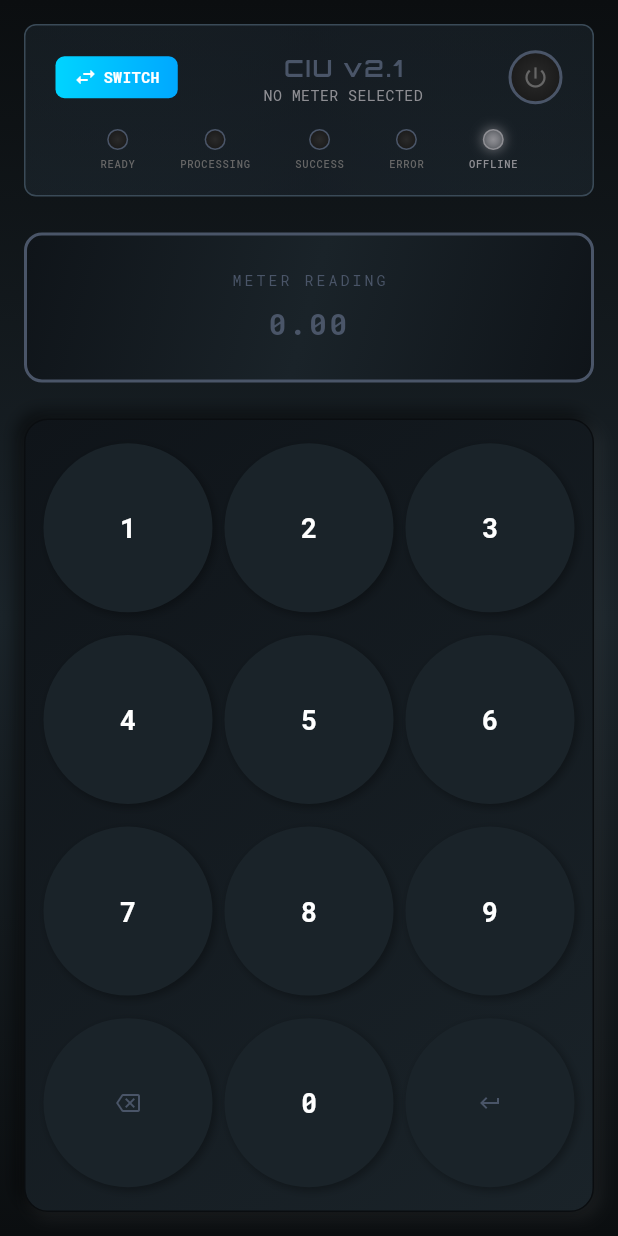
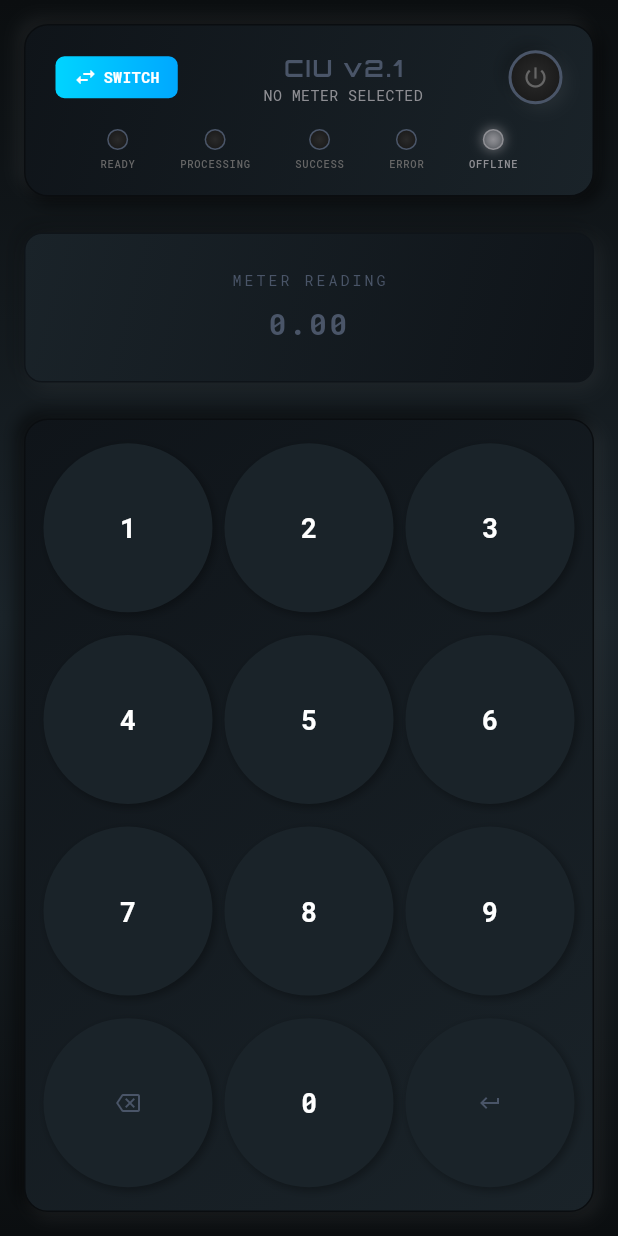
Before and after one commit to benkigera/ciu, a Flutter app: the screen it shows after launch, on a phone screen of 412 x 824 dp. Run offline on Flutter 3.47's test engine with Material 3 defaults, Android fonts, the phone set to English and light mode, and no system bars; our stand-ins replace flutter_riverpod, freezed_annotation, google_fonts, hive, hive_flutter, riverpod_annotation; missing offline and left inert: mqtt_client; accounts and stored records are empty; generated files the repository leaves out were written again.

Commit message:
feat: Implement Neumorphic UI for MainPanel, CiuHeader, and PowerIndicator
This commit introduces neumorphic design elements to several key UI components, enhancing the visual appeal and consistency of the application.

Key changes include:
- **MainPanel:** Refactored to display a sunken (embedded) neumorphic effect, with subtle inner shadows and highlights to create depth. The border color has also been adjusted for better integration with the sunken appearance.
- **CiuHeader:** Extracted into its own modular widget () and styled with a protruding (raised) neumorphic effect, similar to the Keypad, for visual hierarchy.
- **PowerIndicator:** Updated to feature a base sunken neumorphic effect, with the existing pulsing glow layered on top when the power is active. This ensures a consistent sunken appearance even when the power is off.

These changes aim to create a more modern and tactile user interface.

```diff
--- /dev/null
+++ b/lib/components/ciu_header.dart
@@ -0,0 +1,135 @@
+import 'package:flutter/material.dart';
+import 'package:google_fonts/google_fonts.dart';
+import 'package:flutter_riverpod/flutter_riverpod.dart';
+import 'package:pawane_ciu/components/power_indicator.dart';
+import 'package:pawane_ciu/components/status_indicators.dart';
+import 'package:pawane_ciu/providers/ciu_screen_notifier.dart';
+import 'package:pawane_ciu/state/ciu_screen_state.dart';
+import 'package:pawane_ciu/utils/app_colors.dart';
+import 'package:pawane_ciu/components/meter_selection_sheet.dart'; // Import for _showMeterSelection
+
+class CiuHeader extends ConsumerWidget {
+  final Animation<double> pulseAnimation;
+  final Function(CiuScreenState, CiuScreenNotifier) showMeterSelection;
+
+  const CiuHeader({
+    super.key,
+    required this.pulseAnimation,
+    required this.showMeterSelection,
+  });
+
+  @override
+  Widget build(BuildContext context, WidgetRef ref) {
+    final ciuState = ref.watch(ciuScreenNotifierProvider);
+    final ciuNotifier = ref.read(ciuScreenNotifierProvider.notifier);
+
+    return Container(
+      padding: const EdgeInsets.symmetric(vertical: 16, horizontal: 20),
+      decoration: BoxDecoration(
+        gradient: const LinearGradient(
+          begin: Alignment.topLeft,
+          end: Alignment.bottomRight,
+          colors: [Color(0xFF0F1419), Color(0xFF1A2329)], // Similar to Keypad background
+        ),
+        borderRadius: BorderRadius.circular(16), // Slightly larger radius
+        border: Border.all(color: const Color(0xFF0A0D10), width: 1),
+        boxShadow: [
+          BoxShadow(
+            color: Colors.black.withOpacity(0.5), // Dark shadow for bottom-right
+            offset: const Offset(4, 4),
+            blurRadius: 8,
+            spreadRadius: 1,
+          ),
+          BoxShadow(
+            color: Colors.white.withOpacity(0.05), // Light highlight for top-left
+            offset: const Offset(-4, -4),
+            blurRadius: 8,
+            spreadRadius: 1,
+          ),
+        ],
+      ),
+      child: Column(
+        children: [
+          Row(
+            mainAxisAlignment: MainAxisAlignment.spaceBetween,
+            children: [
+              GestureDetector(
+                onTap: () => showMeterSelection(ciuState, ciuNotifier),
+                child: Container(
+                  padding: const EdgeInsets.symmetric(
+                    horizontal: 12,
+                    vertical: 6,
+                  ),
+                  decoration: BoxDecoration(
+                    gradient: const LinearGradient(
+                      colors: [
+                        AppColors.primaryColor,
+                        AppColors.secondaryColor,
+                      ],
+                    ),
+                    borderRadius: BorderRadius.circular(6),
+                  ),
+                  child: Row(
+                    mainAxisSize: MainAxisSize.min,
+                    children: [
+                      const Icon(
+                        Icons.swap_horiz,
+                        color: AppColors.textColorPrimary,
+                        size: 16,
+                      ),
+                      const SizedBox(width: 4),
+                      Text(
+                        'SWITCH',
+                        style: GoogleFonts.robotoMono(
+                          fontSize: 10,
+                          fontWeight: FontWeight.bold,
+                          color: AppColors.textColorPrimary,
+                        ),
+                      ),
+                    ],
+                  ),
+                ),
+              ),
+              Column(
+                children: [
+                  Text(
+                    'CIU v2.1',
+                    style: GoogleFonts.orbitron(
+                      fontSize: 16,
+                      fontWeight: FontWeight.bold,
+                      color:
+                          ciuState.isPowerOn
+                              ? AppColors.primaryColor
+                              : AppColors.textColorDisabled,
+                      letterSpacing: 1.2,
+                    ),
+                  ),
+                  Text(
+                    ciuNotifier.currentMeter.serialNumber,
+                    style: GoogleFonts.robotoMono(
+                      fontSize: 10,
+                      color: AppColors.textColorSecondary,
+                    ),
+                  ),
+                ],
+              ),
+              PowerIndicator(
+                pulseAnimation: pulseAnimation,
+                isPowerOn: ciuState.isPowerOn,
+                togglePower: ciuNotifier.togglePower,
+              ),
+            ],
+          ),
+          const SizedBox(height: 16),
+          StatusIndicators(
+            status: ciuState.status,
+            isPowerOn: ciuState.isPowerOn,
+            isMqttConnected: ciuState.isMqttConnected,
+            subscribedTopics: ciuState.subscribedTopics,
+            currentMeterSerialNumber: ciuNotifier.currentMeter.serialNumber,
+          ),
+        ],
+      ),
+    );
+  }
+}
--- a/lib/components/main_panel.dart
+++ b/lib/components/main_panel.dart
@@ -30,7 +30,8 @@ class _MainPanelState extends ConsumerState<MainPanel> {
       case Status.offline:
         return AppColors.textColorSecondary;
       case Status.connected:
-        return AppColors.successColor; // Or another suitable color for connected status
+        return AppColors
+            .successColor; // Or another suitable color for connected status
     }
   }
 
@@ -42,35 +43,35 @@ class _MainPanelState extends ConsumerState<MainPanel> {
       width: double.infinity,
       height: 100,
       decoration: BoxDecoration(
-        gradient: LinearGradient(
+        gradient: const LinearGradient(
           begin: Alignment.topLeft,
           end: Alignment.bottomRight,
           colors: [
-            AppColors.surfaceColor1,
-            AppColors.surfaceColor2,
-            AppColors.surfaceColor1,
-          ],
+            Color(0xFF1A2329),
+            Color(0xFF0F1419),
+          ], // Darker colors for sunken effect
         ),
         borderRadius: BorderRadius.circular(12),
         border: Border.all(
-          color:
-              ciuState.isPowerOn
-                  ? AppColors.primaryColor.withOpacity(0.3)
-                  : AppColors.textColorDisabled,
-          width: 2,
-        ),
-        boxShadow:
-            ciuState.isPowerOn
-                ? [
-                  BoxShadow(
-                    color: AppColors.primaryColor.withOpacity(0.1),
-                    blurRadius: 15,
-                    spreadRadius: 2,
-                  ),
-                ]
-                : [],
-      ),
-      child: Stack(
+          color: AppColors.surfaceColor1,
+          width: 1,
+        ), // Darker border, blending with background
+        boxShadow: [
+          BoxShadow(
+            color: Colors.black.withOpacity(0.2), // Dark shadow for top-left (inner illusion)
+            offset: const Offset(-4, -4),
+            blurRadius: 10,
+            spreadRadius: 0,
+          ),
+          BoxShadow(
+            color: Colors.white.withOpacity(0.05), // Light highlight for bottom-right (inner illusion)
+            offset: const Offset(4, 4),
+            blurRadius: 10,
+            spreadRadius: 0,
+          ),
+        ],
+      ), // End of BoxDecoration
+      child: Stack( // This is the child of the Container
         children: [
           if (ciuState.status == Status.processing)
             AnimatedBuilder(
--- a/lib/components/power_indicator.dart
+++ b/lib/components/power_indicator.dart
@@ -39,16 +39,28 @@ class PowerIndicator extends StatelessWidget {
                   isPowerOn ? AppColors.successColor : AppColors.textColorDisabled,
               width: 2,
             ),
-            boxShadow:
-                isPowerOn
-                    ? [
-                        BoxShadow(
-                          color: AppColors.successColor.withOpacity(pulseAnimation.value * 0.5),
-                          blurRadius: 12,
-                          spreadRadius: 1,
-                        ),
-                      ]
-                    : [],
+            boxShadow: [
+              // Sunken effect shadows (always present)
+              BoxShadow(
+                color: Colors.black.withOpacity(0.2), // Dark shadow for top-left (inner illusion)
+                offset: const Offset(-4, -4),
+                blurRadius: 8,
+                spreadRadius: 0,
+              ),
+              BoxShadow(
+                color: Colors.white.withOpacity(0.05), // Light highlight for bottom-right (inner illusion)
+                offset: const Offset(4, 4),
+                blurRadius: 8,
+                spreadRadius: 0,
+              ),
+              // Pulsing glow shadow (only when power is on)
+              if (isPowerOn)
+                BoxShadow(
+                  color: AppColors.successColor.withOpacity(pulseAnimation.value * 0.5),
+                  blurRadius: 12,
+                  spreadRadius: 1,
+                ),
+            ],
           ),
           child: InkWell(
             onTap: togglePower,
--- a/lib/main.dart
+++ b/lib/main.dart
@@ -5,6 +5,7 @@ import 'package:pawane_ciu/components/meter_selection_sheet.dart';
 import 'package:pawane_ciu/components/power_indicator.dart';
 import 'package:pawane_ciu/components/status_indicators.dart';
 import 'package:pawane_ciu/components/main_panel.dart';
+import 'package:pawane_ciu/components/ciu_header.dart'; // New import
 import 'package:pawane_ciu/providers/ciu_screen_notifier.dart';
 import 'package:pawane_ciu/state/ciu_screen_state.dart';
 import 'package:flutter_riverpod/flutter_riverpod.dart';
@@ -124,7 +125,10 @@ class _CiuScreenState extends ConsumerState<CiuScreen>
             padding: const EdgeInsets.all(16.0),
             child: Column(
               children: [
-                _buildHeader(ciuState, ciuNotifier, _pulseAnimation),
+                CiuHeader(
+                  pulseAnimation: _pulseAnimation,
+                  showMeterSelection: _showMeterSelection,
+                ),
                 const SizedBox(height: 24),
                 MainPanel(scanAnimation: _scanAnimation),
                 const SizedBox(height: 24),
@@ -149,108 +153,7 @@ class _CiuScreenState extends ConsumerState<CiuScreen>
     );
   }
 
-  Widget _buildHeader(
-    CiuScreenState ciuState,
-    CiuScreenNotifier ciuNotifier,
-    Animation<double> pulseAnimation,
-  ) {
-    return Container(
-      padding: const EdgeInsets.symmetric(vertical: 16, horizontal: 20),
-      decoration: BoxDecoration(
-        gradient: LinearGradient(
-          colors: [
-            AppColors.surfaceColor3.withOpacity(0.3),
-            AppColors.surfaceColor4.withOpacity(0.5),
-            AppColors.surfaceColor3.withOpacity(0.3),
-          ],
-        ),
-        borderRadius: BorderRadius.circular(8),
-        border: Border.all(color: AppColors.borderColor2, width: 1),
-      ),
-      child: Column(
-        children: [
-          Row(
-            mainAxisAlignment: MainAxisAlignment.spaceBetween,
-            children: [
-              GestureDetector(
-                onTap: () => _showMeterSelection(ciuState, ciuNotifier),
-                child: Container(
-                  padding: const EdgeInsets.symmetric(
-                    horizontal: 12,
-                    vertical: 6,
-                  ),
-                  decoration: BoxDecoration(
-                    gradient: const LinearGradient(
-                      colors: [
-                        AppColors.primaryColor,
-                        AppColors.secondaryColor,
-                      ],
-                    ),
-                    borderRadius: BorderRadius.circular(6),
-                  ),
-                  child: Row(
-                    mainAxisSize: MainAxisSize.min,
-                    children: [
-                      const Icon(
-                        Icons.swap_horiz,
-                        color: AppColors.textColorPrimary,
-                        size: 16,
-                      ),
-                      const SizedBox(width: 4),
-                      Text(
-                        'SWITCH',
-                        style: GoogleFonts.robotoMono(
-                          fontSize: 10,
-                          fontWeight: FontWeight.bold,
-                          color: AppColors.textColorPrimary,
-                        ),
-                      ),
-                    ],
-                  ),
-                ),
-              ),
-              Column(
-                children: [
-                  Text(
-                    'CIU v2.1',
-                    style: GoogleFonts.orbitron(
-                      fontSize: 16,
-                      fontWeight: FontWeight.bold,
-                      color:
-                          ciuState.isPowerOn
-                              ? AppColors.primaryColor
-                              : AppColors.textColorDisabled,
-                      letterSpacing: 1.2,
-                    ),
-                  ),
-                  Text(
-                    ciuNotifier.currentMeter.serialNumber,
-                    style: GoogleFonts.robotoMono(
-                      fontSize: 10,
-                      color: AppColors.textColorSecondary,
-                    ),
-                  ),
-                ],
-              ),
-              PowerIndicator(
-                pulseAnimation: pulseAnimation,
-                isPowerOn: ciuState.isPowerOn,
-                togglePower: ciuNotifier.togglePower,
-              ),
-            ],
-          ),
-          const SizedBox(height: 16),
-          StatusIndicators(
-            status: ciuState.status,
-            isPowerOn: ciuState.isPowerOn,
-            isMqttConnected: ciuState.isMqttConnected,
-            subscribedTopics: ciuState.subscribedTopics,
-            currentMeterSerialNumber: ciuNotifier.currentMeter.serialNumber,
-          ),
-        ],
-      ),
-    );
-  }
+
 
   void _showMeterSelection(
     CiuScreenState ciuState,
```
